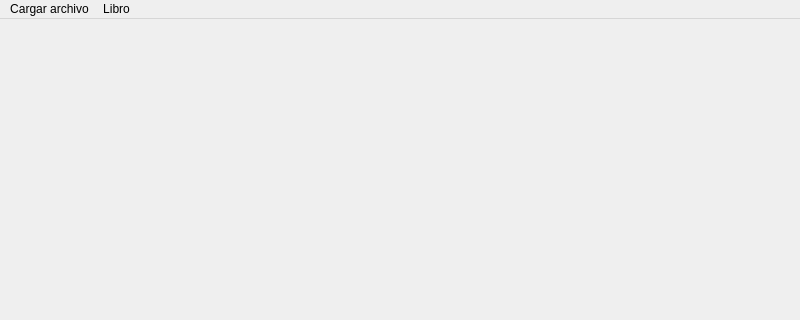
First picture: the form in Frontend/mainwindow.ui, repository Diegoso2003/BibliotecaMagicaEDDPro1, before the edit; both pictures show x 0 to 800 and y 0 to 320 of the 800 by 600 pixel window.
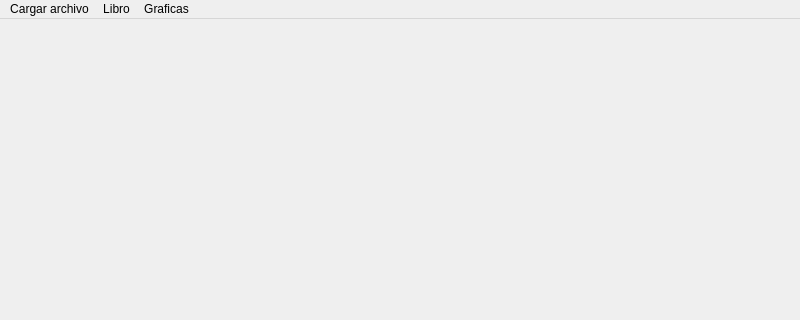
Second picture: the form after the edit.

The edit to the form file:
```diff
--- a/Frontend/mainwindow.ui
+++ b/Frontend/mainwindow.ui
@@ -57,8 +57,15 @@
     <addaction name="menuBuscar_libro"/>
     <addaction name="actionListar_por_titulo"/>
    </widget>
+   <widget class="QMenu" name="menuGraficas">
+    <property name="title">
+     <string>Graficas</string>
+    </property>
+    <addaction name="actionGrafico_de_arbol_AVL_ordenado_por_ISBN"/>
+   </widget>
    <addaction name="menuhola"/>
    <addaction name="menuLibro"/>
+   <addaction name="menuGraficas"/>
   </widget>
   <action name="actionCargar_archivo_csv">
    <property name="text">
```
Left out of the diff: 5 changed lines with no effect on the pictures.
